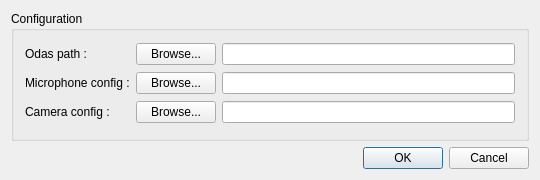
The window that src/app/gui/settings.ui (introlab/rendezvous) describes before a commit, drawn with Qt 5.
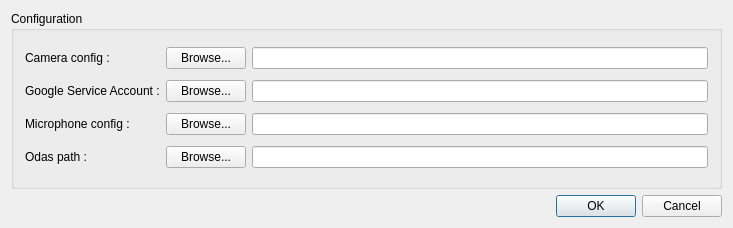
The same window after the commit.

Diff of the .ui file:
```diff
--- a/src/app/gui/settings.ui
+++ b/src/app/gui/settings.ui
@@ -9,8 +9,8 @@
    <rect>
     <x>0</x>
     <y>0</y>
-    <width>540</width>
-    <height>180</height>
+    <width>733</width>
+    <height>228</height>
    </rect>
   </property>
   <property name="windowTitle">
@@ -23,40 +23,48 @@
       <string>Configuration</string>
      </property>
      <layout class="QGridLayout" name="gridLayout_2">
-      <item row="0" column="1">
-       <widget class="QPushButton" name="btnBrowseOdas">
+      <item row="3" column="3">
+       <widget class="QLineEdit" name="odasPath"/>
+      </item>
+      <item row="2" column="1">
+       <widget class="QPushButton" name="btnBrowseMicConfig">
         <property name="text">
          <string>Browse...</string>
         </property>
        </widget>
       </item>
+      <item row="0" column="3">
+       <widget class="QLineEdit" name="cameraConfigPath"/>
+      </item>
       <item row="1" column="0">
-       <widget class="QLabel" name="label_3">
-        <property name="sizePolicy">
-         <sizepolicy hsizetype="Preferred" vsizetype="Preferred">
-          <horstretch>0</horstretch>
-          <verstretch>0</verstretch>
-         </sizepolicy>
+       <widget class="QLabel" name="label_4">
+        <property name="text">
+         <string>Google Service Account :</string>
         </property>
+       </widget>
+      </item>
+      <item row="3" column="1">
+       <widget class="QPushButton" name="btnBrowseOdas">
         <property name="text">
-         <string>Microphone config :</string>
+         <string>Browse...</string>
         </property>
        </widget>
       </item>
-      <item row="2" column="0">
+      <item row="0" column="1">
+       <widget class="QPushButton" name="btnBrowseCameraConfig">
+        <property name="text">
+         <string>Browse...</string>
+        </property>
+       </widget>
+      </item>
+      <item row="0" column="0">
        <widget class="QLabel" name="label_2">
         <property name="text">
          <string>Camera config :</string>
         </property>
        </widget>
       </item>
-      <item row="0" column="2">
-       <widget class="QLineEdit" name="odasPath"/>
-      </item>
-      <item row="1" column="2">
-       <widget class="QLineEdit" name="micConfigPath"/>
-      </item>
-      <item row="0" column="0">
+      <item row="3" column="0">
        <widget class="QLabel" name="label">
         <property name="sizePolicy">
          <sizepolicy hsizetype="Minimum" vsizetype="Preferred">
@@ -69,22 +77,31 @@
         </property>
        </widget>
       </item>
+      <item row="2" column="0">
+       <widget class="QLabel" name="label_3">
+        <property name="sizePolicy">
+         <sizepolicy hsizetype="Preferred" vsizetype="Preferred">
+          <horstretch>0</horstretch>
+          <verstretch>0</verstretch>
+         </sizepolicy>
+        </property>
+        <property name="text">
+         <string>Microphone config :</string>
+        </property>
+       </widget>
+      </item>
+      <item row="2" column="3">
+       <widget class="QLineEdit" name="micConfigPath"/>
+      </item>
       <item row="1" column="1">
-       <widget class="QPushButton" name="btnBrowseMicConfig">
+       <widget class="QPushButton" name="btnBrowseServiceAccount">
         <property name="text">
          <string>Browse...</string>
         </property>
        </widget>
       </item>
-      <item row="2" column="1">
-       <widget class="QPushButton" name="btnBrowseCameraConfig">
-        <property name="text">
-         <string>Browse...</string>
-        </property>
-       </widget>
-      </item>
-      <item row="2" column="2">
-       <widget class="QLineEdit" name="cameraConfigPath"/>
+      <item row="1" column="3">
+       <widget class="QLineEdit" name="serviceAccountPath"/>
       </item>
      </layout>
     </widget>
```
